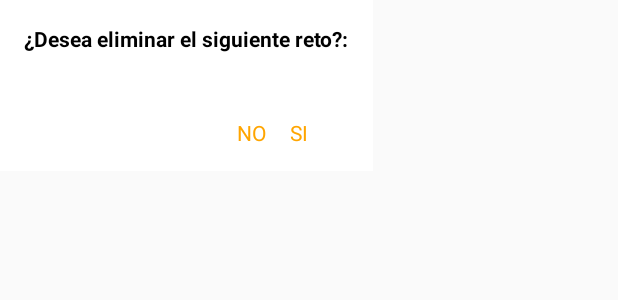
After one commit to LauSofZamora/equipoUno, an Android app built with Jetpack Compose: the layout dialog_confirmar_eliminacion_reto.xml on its own in the app's theme, with its tools: preview values and no code run, on a phone screen of 412 x 824 dp. The commit adds this screen. Shown: the top 300 px of the screen. Run offline under Robolectric (Android 15) with nearby library versions, the phone set to English and light mode, and no system bars.

Commit message:
Realizacion del criterio 1 y 2 de la HU.9.0

```diff
--- a/app/src/main/java/com/example/equipouno/view/retos/RetosActivity.kt
+++ b/app/src/main/java/com/example/equipouno/view/retos/RetosActivity.kt
@@ -41,11 +41,9 @@ class RetosActivity : AppCompatActivity() {
 
         setupRecyclerView()
 
-// En tu RetosActivity
         viewModel.retos.observe(this) { retos ->
             retosAdapter.submitList(retos)
         }
-
 
         binding.fabAddReto.setOnClickListener {
             mostrarCuadroDialogoAgregarReto()
--- a/app/src/main/java/com/example/equipouno/view/retos/RetosAdapter.kt
+++ b/app/src/main/java/com/example/equipouno/view/retos/RetosAdapter.kt
@@ -10,10 +10,6 @@ import androidx.recyclerview.widget.RecyclerView
 import com.example.equipouno.R
 import com.example.equipouno.model.Reto
 import com.example.equipouno.viewmodel.RetosViewModel
-import androidx.lifecycle.LiveData
-import androidx.lifecycle.MutableLiveData
-import androidx.lifecycle.ViewModel
-
 
 class RetosAdapter(
     private val viewModel: RetosViewModel,  // Para las operaciones de base de datos
--- /dev/null
+++ b/app/src/main/res/layout/dialog_confirmar_eliminacion_reto.xml
@@ -0,0 +1,51 @@
+<?xml version="1.0" encoding="utf-8"?>
+<LinearLayout xmlns:android="http://schemas.android.com/apk/res/android"
+    android:layout_width="wrap_content"
+    android:layout_height="wrap_content"
+    android:orientation="vertical"
+    android:padding="16dp"
+    android:background="@android:color/white">
+
+    <TextView
+        android:id="@+id/tv_titulo"
+        android:layout_width="wrap_content"
+        android:layout_height="wrap_content"
+        android:text="¿Desea eliminar el siguiente reto?:"
+        android:textColor="@android:color/black"
+        android:textStyle="bold"
+        android:layout_gravity="center"
+        android:paddingBottom="8dp"/>
+
+    <TextView
+        android:id="@+id/tv_descripcion_reto"
+        android:layout_width="wrap_content"
+        android:layout_height="wrap_content"
+        android:layout_gravity="center"
+        android:paddingBottom="16dp"/>
+
+    <LinearLayout
+        android:layout_width="match_parent"
+        android:layout_height="wrap_content"
+        android:orientation="horizontal"
+        android:gravity="end">
+
+        <TextView
+            android:id="@+id/tv_no"
+            android:layout_width="wrap_content"
+            android:layout_height="wrap_content"
+            android:text="NO"
+            android:textColor="#FFA500"
+        android:paddingEnd="16dp"
+        android:clickable="true"
+        android:focusable="true"/>
+
+        <TextView
+            android:id="@+id/tv_si"
+            android:layout_width="39dp"
+            android:layout_height="wrap_content"
+            android:clickable="true"
+            android:focusable="true"
+            android:text="SI"
+            android:textColor="#FFA500" />
+    </LinearLayout>
+</LinearLayout>
```
